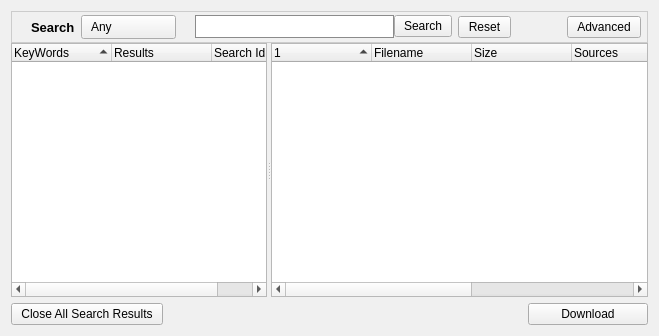
Qt form retroshare-gui/src/gui/SearchDialog.ui (RetroShare/RetroShare) before a commit.
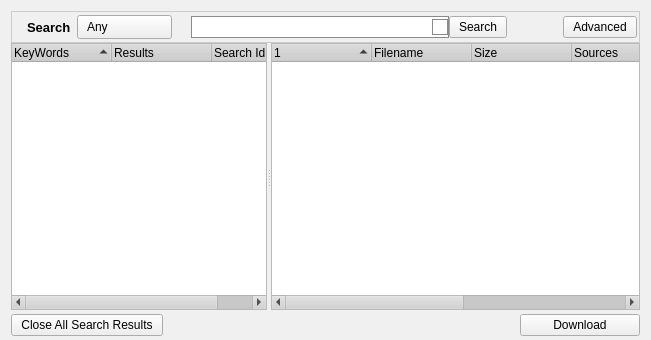
The same form after that commit. Icons and pictures are not drawn. Custom widgets are drawn as their Qt base class.

Commit message: hide reset button when search field is empty

```diff
--- a/retroshare-gui/src/gui/SearchDialog.ui
+++ b/retroshare-gui/src/gui/SearchDialog.ui
@@ -6,8 +6,8 @@
    <rect>
     <x>0</x>
     <y>0</y>
-    <width>659</width>
-    <height>336</height>
+    <width>651</width>
+    <height>340</height>
    </rect>
   </property>
   <property name="sizePolicy">
@@ -500,49 +500,13 @@
    <enum>Qt::NoContextMenu</enum>
   </property>
   <property name="styleSheet">
-   <string notr="true">QToolButton, QPushButton, QComboBox { 
-border-image: url(:/images/btn_26.png) 4;
-border-width: 4;
-padding: 0px 6px;
-font-size: 12px;
-}
-
-*{
-color: black;
-}
-
-QComboBox QAbstractItemView {
-background-color:white;
-}
-
-QComboBox::down-arrow {
-image: url(:/images/combobox_arrow.png);
-}
-
-QComboBox:drop-down
-{
-subcontrol-origin: padding;
-subcontrol-position: top right;
-border-left-style: none; 
-border-top-right-radius: 1px;
-border-bottom-right-radius: 1px;
-}
-
-QToolButton:hover, QPushButton:hover, QComboBox:hover {
-border-image: url(:/images/btn_26_hover.png) 4;
-}
-
-QToolButton:disabled, QPushButton:disabled, QComboBox::disabled {
-color:gray;
-}
-
-QToolButton:pressed, QPushButton:pressed{
-border-image: url(:/images/btn_26_pressed.png) 4;
-}
-</string>
+   <string notr="true"/>
   </property>
-  <layout class="QGridLayout" name="gridLayout_3">
-   <property name="verticalSpacing">
+  <layout class="QGridLayout" name="gridLayout_4">
+   <property name="bottomMargin">
+    <number>4</number>
+   </property>
+   <property name="spacing">
     <number>0</number>
    </property>
    <item row="0" column="0">
@@ -560,21 +524,103 @@
 
 border: 1px solid #CCCCCC;}</string>
      </property>
-     <layout class="QGridLayout" name="gridLayout_4">
+     <layout class="QGridLayout" name="gridLayout_3">
       <property name="leftMargin">
-       <number>6</number>
+       <number>2</number>
       </property>
       <property name="topMargin">
-       <number>2</number>
+       <number>0</number>
       </property>
       <property name="rightMargin">
-       <number>6</number>
+       <number>2</number>
       </property>
       <property name="bottomMargin">
-       <number>2</number>
+       <number>0</number>
       </property>
+      <property name="horizontalSpacing">
+       <number>6</number>
+      </property>
+      <property name="verticalSpacing">
+       <number>0</number>
+      </property>
+      <item row="0" column="0">
+       <widget class="QLabel" name="label">
+        <property name="maximumSize">
+         <size>
+          <width>22</width>
+          <height>22</height>
+         </size>
+        </property>
+        <property name="text">
+         <string/>
+        </property>
+        <property name="pixmap">
+         <pixmap resource="images.qrc">:/images/filefind.png</pixmap>
+        </property>
+        <property name="scaledContents">
+         <bool>true</bool>
+        </property>
+       </widget>
+      </item>
+      <item row="0" column="1">
+       <widget class="QLabel" name="label_2">
+        <property name="font">
+         <font>
+          <family>Arial</family>
+          <pointsize>10</pointsize>
+          <weight>75</weight>
+          <bold>true</bold>
+         </font>
+        </property>
+        <property name="text">
+         <string>Search</string>
+        </property>
+       </widget>
+      </item>
       <item row="0" column="2">
        <widget class="QComboBox" name="FileTypeComboBox">
+        <property name="styleSheet">
+         <string notr="true">QToolButton, QPushButton, QComboBox { 
+border-image: url(:/images/btn_26.png) 4;
+border-width: 4;
+padding: 0px 6px;
+font-size: 12px;
+}
+
+*{
+color: black;
+}
+
+QComboBox QAbstractItemView {
+background-color:white;
+}
+
+QComboBox::down-arrow {
+image: url(:/images/combobox_arrow.png);
+}
+
+QComboBox:drop-down
+{
+subcontrol-origin: padding;
+subcontrol-position: top right;
+border-left-style: none; 
+border-top-right-radius: 1px;
+border-bottom-right-radius: 1px;
+}
+
+QToolButton:hover, QPushButton:hover, QComboBox:hover {
+border-image: url(:/images/btn_26_hover.png) 4;
+}
+
+QToolButton:disabled, QPushButton:disabled, QComboBox::disabled {
+color:gray;
+}
+
+QToolButton:pressed, QPushButton:pressed{
+border-image: url(:/images/btn_26_pressed.png) 4;
+}
+</string>
+        </property>
         <item>
          <property name="text">
           <string>Any</string>
@@ -675,28 +721,16 @@
        </spacer>
       </item>
       <item row="0" column="4">
-       <layout class="QGridLayout" name="gridLayout">
+       <layout class="QHBoxLayout" name="horizontalLayout">
         <property name="spacing">
          <number>0</number>
         </property>
-        <item row="0" column="0">
-         <widget class="QLineEdit" name="lineEdit">
-          <property name="sizePolicy">
-           <sizepolicy hsizetype="Expanding" vsizetype="Fixed">
-            <horstretch>3</horstretch>
-            <verstretch>0</verstretch>
-           </sizepolicy>
-          </property>
-          <property name="minimumSize">
-           <size>
-            <width>0</width>
-            <height>23</height>
-           </size>
-          </property>
+        <item>
+         <widget class="QFrame" name="frame_2">
           <property name="maximumSize">
            <size>
-            <width>1677777</width>
-            <height>16777215</height>
+            <width>16777215</width>
+            <height>22</height>
            </size>
           </property>
           <property name="toolTip">
@@ -708,11 +742,93 @@
           </property>
           <property name="styleSheet">
            <string notr="true">border: 1px solid #8B8B8B;
+background: white;</string>
+          </property>
+          <property name="frameShape">
+           <enum>QFrame::StyledPanel</enum>
+          </property>
+          <property name="frameShadow">
+           <enum>QFrame::Raised</enum>
+          </property>
+          <layout class="QGridLayout" name="gridLayout">
+           <property name="margin">
+            <number>0</number>
+           </property>
+           <item row="0" column="0">
+            <widget class="QLineEdit" name="lineEdit">
+             <property name="sizePolicy">
+              <sizepolicy hsizetype="Expanding" vsizetype="Fixed">
+               <horstretch>3</horstretch>
+               <verstretch>0</verstretch>
+              </sizepolicy>
+             </property>
+             <property name="minimumSize">
+              <size>
+               <width>0</width>
+               <height>11</height>
+              </size>
+             </property>
+             <property name="maximumSize">
+              <size>
+               <width>1677777</width>
+               <height>16777215</height>
+              </size>
+             </property>
+             <property name="toolTip">
+              <string>&lt;!DOCTYPE HTML PUBLIC &quot;-//W3C//DTD HTML 4.0//EN&quot; &quot;http://www.w3.org/TR/REC-html40/strict.dtd&quot;&gt;
+&lt;html&gt;&lt;head&gt;&lt;meta name=&quot;qrichtext&quot; content=&quot;1&quot; /&gt;&lt;style type=&quot;text/css&quot;&gt;
+p, li { white-space: pre-wrap; }
+&lt;/style&gt;&lt;/head&gt;&lt;body style=&quot; font-family:'Arial'; font-size:8pt; font-weight:400; font-style:normal;&quot;&gt;
+&lt;p style=&quot; margin-top:0px; margin-bottom:0px; margin-left:0px; margin-right:0px; -qt-block-indent:0; text-indent:0px;&quot;&gt;Enter a Keyword here&lt;/p&gt;&lt;/body&gt;&lt;/html&gt;</string>
+             </property>
+             <property name="styleSheet">
+              <string notr="true">QLineEdit#lineEdit{background: transparent;
+border: none;}
 </string>
-          </property>
+             </property>
+            </widget>
+           </item>
+           <item row="0" column="1">
+            <widget class="QPushButton" name="resetButton">
+             <property name="minimumSize">
+              <size>
+               <width>16</width>
+               <height>16</height>
+              </size>
+             </property>
+             <property name="maximumSize">
+              <size>
+               <width>16</width>
+               <height>16</height>
+              </size>
+             </property>
+             <property name="toolTip">
+              <string>Reset</string>
+             </property>
+             <property name="styleSheet">
+              <string notr="true">QPushButton
+{
+ border-image: url(:/images/closenormal.png) 
+}
+                                
+QPushButton:hover 
+{
+border-image: url(:/images/closehover.png) 
+}
+                                
+QPushButton:pressed  {
+border-image: url(:/images/closepressed.png) 
+}</string>
+             </property>
+             <property name="text">
+              <string/>
+             </property>
+            </widget>
+           </item>
+          </layout>
          </widget>
         </item>
-        <item row="0" column="1">
+        <item>
          <widget class="QPushButton" name="pushButtonsearch">
           <property name="toolTip">
            <string>Start Search</string>
@@ -745,16 +861,6 @@
        </layout>
       </item>
       <item row="0" column="5">
-       <widget class="QPushButton" name="resetButton">
-        <property name="toolTip">
-         <string>Reset</string>
-        </property>
-        <property name="text">
-         <string>Reset</string>
-        </property>
-       </widget>
-      </item>
-      <item row="0" column="6">
        <spacer>
         <property name="orientation">
          <enum>Qt::Horizontal</enum>
@@ -770,50 +876,58 @@
         </property>
        </spacer>
       </item>
-      <item row="0" column="7">
+      <item row="0" column="6">
        <widget class="QPushButton" name="toggleAdvancedSearchBtn">
         <property name="toolTip">
          <string>Advanced Search</string>
         </property>
+        <property name="styleSheet">
+         <string notr="true">QToolButton, QPushButton, QComboBox { 
+border-image: url(:/images/btn_26.png) 4;
+border-width: 4;
+padding: 0px 6px;
+font-size: 12px;
+}
+
+*{
+color: black;
+}
+
+QComboBox QAbstractItemView {
+background-color:white;
+}
+
+QComboBox::down-arrow {
+image: url(:/images/combobox_arrow.png);
+}
+
+QComboBox:drop-down
+{
+subcontrol-origin: padding;
+subcontrol-position: top right;
+border-left-style: none; 
+border-top-right-radius: 1px;
+border-bottom-right-radius: 1px;
+}
+
+QToolButton:hover, QPushButton:hover, QComboBox:hover {
+border-image: url(:/images/btn_26_hover.png) 4;
+}
+
+QToolButton:disabled, QPushButton:disabled, QComboBox::disabled {
+color:gray;
+}
+
+QToolButton:pressed, QPushButton:pressed{
+border-image: url(:/images/btn_26_pressed.png) 4;
+}
+</string>
+        </property>
         <property name="text">
          <string>Advanced</string>
         </property>
        </widget>
       </item>
-      <item row="0" column="0">
-       <widget class="QLabel" name="label">
-        <property name="maximumSize">
-         <size>
-          <width>22</width>
-          <height>22</height>
-         </size>
-        </property>
-        <property name="text">
-         <string/>
-        </property>
-        <property name="pixmap">
-         <pixmap resource="images.qrc">:/images/filefind.png</pixmap>
-        </property>
-        <property name="scaledContents">
-         <bool>true</bool>
-        </property>
-       </widget>
-      </item>
-      <item row="0" column="1">
-       <widget class="QLabel" name="label_2">
-        <property name="font">
-         <font>
-          <family>Arial</family>
-          <pointsize>10</pointsize>
-          <weight>75</weight>
-          <bold>true</bold>
-         </font>
-        </property>
-        <property name="text">
-         <string>Search</string>
-        </property>
-       </widget>
-      </item>
      </layout>
     </widget>
    </item>
@@ -936,6 +1050,9 @@
    <item row="2" column="0">
     <layout class="QGridLayout" name="gridLayout_2">
      <property name="topMargin">
+      <number>4</number>
+     </property>
+     <property name="horizontalSpacing">
       <number>6</number>
      </property>
      <item row="0" column="0">
@@ -947,6 +1064,48 @@
 &lt;/style&gt;&lt;/head&gt;&lt;body style=&quot; font-family:'Arial'; font-size:8pt; font-weight:400; font-style:normal;&quot;&gt;
 &lt;p style=&quot; margin-top:0px; margin-bottom:0px; margin-left:0px; margin-right:0px; -qt-block-indent:0; text-indent:0px;&quot;&gt;&lt;span style=&quot; font-size:9pt;&quot;&gt;Close all Search Resullts&lt;/span&gt;&lt;/p&gt;&lt;/body&gt;&lt;/html&gt;</string>
        </property>
+       <property name="styleSheet">
+        <string notr="true">QToolButton, QPushButton, QComboBox { 
+border-image: url(:/images/btn_26.png) 4;
+border-width: 4;
+padding: 0px 6px;
+font-size: 12px;
+}
+
+*{
+color: black;
+}
+
+QComboBox QAbstractItemView {
+background-color:white;
+}
+
+QComboBox::down-arrow {
+image: url(:/images/combobox_arrow.png);
+}
+
+QComboBox:drop-down
+{
+subcontrol-origin: padding;
+subcontrol-position: top right;
+border-left-style: none; 
+border-top-right-radius: 1px;
+border-bottom-right-radius: 1px;
+}
+
+QToolButton:hover, QPushButton:hover, QComboBox:hover {
+border-image: url(:/images/btn_26_hover.png) 4;
+}
+
+QToolButton:disabled, QPushButton:disabled, QComboBox::disabled {
+color:gray;
+}
+
+QToolButton:pressed, QPushButton:pressed{
+border-image: url(:/images/btn_26_pressed.png) 4;
+}
+</string>
+       </property>
        <property name="text">
         <string>Close All Search Results</string>
        </property>
@@ -986,6 +1145,48 @@
 &lt;/style&gt;&lt;/head&gt;&lt;body style=&quot; font-family:'Arial'; font-size:8pt; font-weight:400; font-style:normal;&quot;&gt;
 &lt;p style=&quot; margin-top:0px; margin-bottom:0px; margin-left:0px; margin-right:0px; -qt-block-indent:0; text-indent:0px;&quot;&gt;&lt;span style=&quot; font-size:9pt;&quot;&gt;Download Selected&lt;/span&gt;&lt;/p&gt;&lt;/body&gt;&lt;/html&gt;</string>
        </property>
+       <property name="styleSheet">
+        <string notr="true">QToolButton, QPushButton, QComboBox { 
+border-image: url(:/images/btn_26.png) 4;
+border-width: 4;
+padding: 0px 6px;
+font-size: 12px;
+}
+
+*{
+color: black;
+}
+
+QComboBox QAbstractItemView {
+background-color:white;
+}
+
+QComboBox::down-arrow {
+image: url(:/images/combobox_arrow.png);
+}
+
+QComboBox:drop-down
+{
+subcontrol-origin: padding;
+subcontrol-position: top right;
+border-left-style: none; 
+border-top-right-radius: 1px;
+border-bottom-right-radius: 1px;
+}
+
+QToolButton:hover, QPushButton:hover, QComboBox:hover {
+border-image: url(:/images/btn_26_hover.png) 4;
+}
+
+QToolButton:disabled, QPushButton:disabled, QComboBox::disabled {
+color:gray;
+}
+
+QToolButton:pressed, QPushButton:pressed{
+border-image: url(:/images/btn_26_pressed.png) 4;
+}
+</string>
+       </property>
        <property name="text">
         <string>Download</string>
        </property>
```
Left out of the diff: 7 changed lines with no effect on the pictures. The commit also changes 3 other files.
